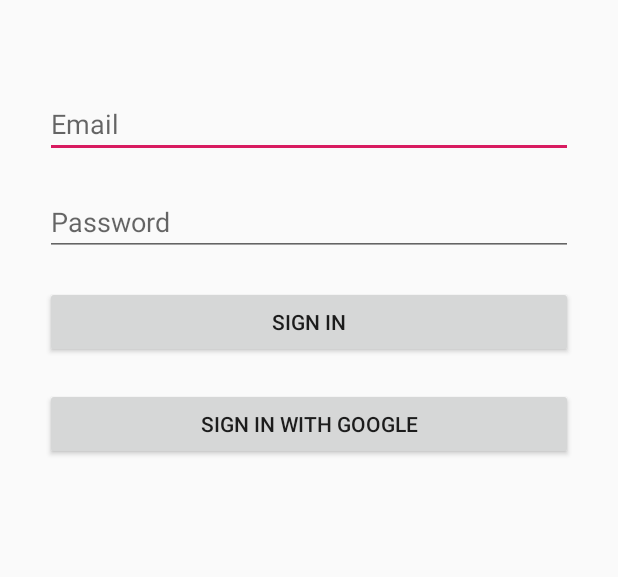
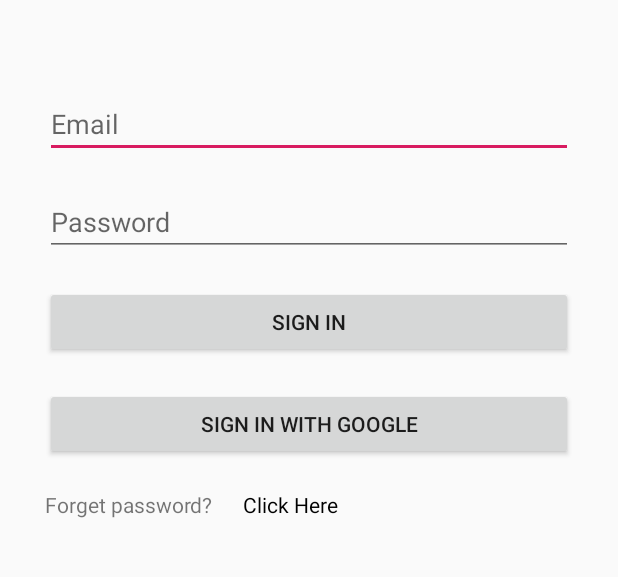
Before and after one commit to jorgexelo95/Property-Management, an Android app: the LoginActivity screen opened directly, with no data from a screen before it, on a phone screen of 412 x 824 dp, the part 426-1003 px from its top. Run offline under Robolectric (Android 15) with nearby library versions, the phone set to English and light mode, and no system bars.

Commit message:
new feature of forget password implemented

```diff
--- a/app/src/main/AndroidManifest.xml
+++ b/app/src/main/AndroidManifest.xml
@@ -12,7 +12,9 @@
         android:supportsRtl="true"
         android:theme="@style/AppTheme"
         android:usesCleartextTraffic="true">
-        <activity android:name=".Activities.LoginActivity"></activity>
+        <activity android:name=".Activities.ForgetPasswordActivity"></activity>
+        <activity android:name=".Activities.ResetPasswordActivity" />
+        <activity android:name=".Activities.LoginActivity" />
         <activity android:name=".Activities.RegisterTenantActivity" />
         <activity android:name=".Activities.RegisterLandlordActivity" />
         <activity android:name=".Activities.ChoiceRegistrationActivity" />
--- a/app/src/main/java/com/apolis/propertymangement/Activities/LoginActivity.kt
+++ b/app/src/main/java/com/apolis/propertymangement/Activities/LoginActivity.kt
@@ -25,7 +25,14 @@ class LoginActivity : AppCompatActivity() {
     private fun init() {
 
         getLogin()
+        getPassword()
 
+    }
+
+    private fun getPassword() {
+        text_view_click_here.setOnClickListener {
+            startActivity(Intent(applicationContext, ForgetPasswordActivity::class.java))
+        }
     }
 
     private fun getLogin() {
--- a/app/src/main/java/com/apolis/propertymangement/Network/Endpoints.kt
+++ b/app/src/main/java/com/apolis/propertymangement/Network/Endpoints.kt
@@ -1,12 +1,14 @@
 package com.apolis.propertymangement.Network
 
 import com.apolis.propertymangement.Models.Login
+import com.apolis.propertymangement.Models.ForgetPassword
 import retrofit2.Call
 import retrofit2.http.GET
+import retrofit2.http.POST
 import retrofit2.http.Query
 
 interface Endpoints {
-    @GET("pro_mgt_reg.php")
+    @POST("pro_mgt_reg.php")
     fun createTenant(
         @Query("email") email: String,
         @Query("landlord_email") landlord_email: String,
@@ -14,15 +16,20 @@ interface Endpoints {
         @Query("account_for") account_for: String
     ): Call<String>
 
-    @GET("pro_mgt_reg.php?")
+    @POST("pro_mgt_reg.php?")
     fun createLandlord(
-        @Query("email") email: String, @Query(
-            "password"
-        ) password: String, @Query("account_for") account_for: String
+        @Query("email") email: String,
+        @Query("password") password: String,
+        @Query("account_for") account_for: String
     ): Call<String>
 
     @GET("pro_mgt_login.php?")
     fun loginVerification(
         @Query("email") email: String, @Query("password") password: String
     ): Call<Login>
+
+    @GET("pro_mgt_forgot_pass.php?")
+    fun passwordVerification(
+        @Query("email") email: String
+    ) : Call<ForgetPassword>
 }
--- a/app/src/main/res/layout/activity_login.xml
+++ b/app/src/main/res/layout/activity_login.xml
@@ -42,5 +42,28 @@
         android:layout_height="wrap_content"
         android:text="Sign in with Google" />
 
+    <LinearLayout
+        android:layout_margin="10dp"
+        android:layout_width="match_parent"
+        android:layout_height="wrap_content"
+        android:orientation="horizontal">
+
+        <TextView
+            android:text="Forget password?"
+            android:layout_width="wrap_content"
+            android:layout_height="match_parent"/>
+
+        <TextView
+            android:layout_marginLeft="20dp"
+            android:textColor="@color/colorBlack"
+            android:text="Click Here"
+            android:id="@+id/text_view_click_here"
+            android:layout_width="wrap_content"
+            android:layout_height="match_parent"/>
+
+    </LinearLayout>
+
+
+
 
 </LinearLayout>
--- a/app/src/main/res/values/colors.xml
+++ b/app/src/main/res/values/colors.xml
@@ -3,4 +3,6 @@
     <color name="colorPrimary">#008577</color>
     <color name="colorPrimaryDark">#00574B</color>
     <color name="colorAccent">#D81B60</color>
+    <color name="colorWhite">#FFF</color>
+    <color name="colorBlack">#000</color>
 </resources>
```
Also changed, not shown: app/src/main/java/com/apolis/propertymangement/Activities/ForgetPasswordActivity.kt (added, +58 -0 lines), app/src/main/java/com/apolis/propertymangement/Models/ForgetPassword.kt (added, +7 -0 lines), app/src/main/res/layout/activity_forget_password.xml (added, +40 -0 lines).
